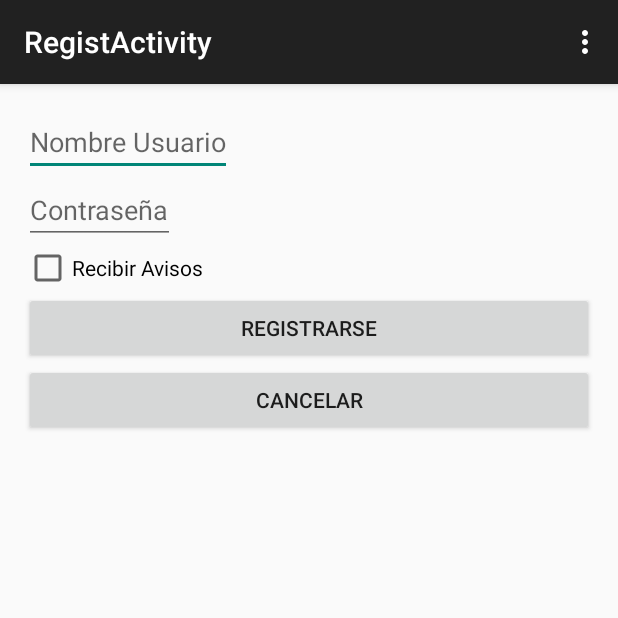
After one commit to davidramirez/DAS_Grupo, an Android app: the SignInActivity screen opened directly, with no data from a screen before it, on a phone screen of 412 x 824 dp, the top half of it. The commit adds this screen. Run offline under Robolectric (Android 15) with nearby library versions, the phone set to English and light mode, and no system bars.

Commit message:
Creada actividad de registro, falta la lógica para conseguir el regid y para enviar los datos al servidor

```diff
--- /dev/null
+++ b/app/src/main/java/org/das/das_grupo/SignInActivity.java
@@ -0,0 +1,75 @@
+package org.das.das_grupo;
+
+import android.support.v7.app.ActionBarActivity;
+import android.os.Bundle;
+import android.view.Menu;
+import android.view.MenuItem;
+import android.view.View;
+import android.widget.Button;
+import android.widget.CheckBox;
+import android.widget.EditText;
+
+
+public class SignInActivity extends ActionBarActivity {
+
+    private Button cancelar,registrarse;
+    private EditText nombre,contrasena;
+    private CheckBox avisos;
+
+    private String nomb,contra;
+    private boolean avis = false;
+
+    @Override
+    protected void onCreate(Bundle savedInstanceState) {
+        super.onCreate(savedInstanceState);
+        setContentView(R.layout.activity_sign_in);
+
+        cancelar = (Button) findViewById(R.id.btCancelarSing);
+        registrarse = (Button) findViewById(R.id.btSingInSing);
+
+        nombre =(EditText) findViewById(R.id.usuarioSing);
+        contrasena = (EditText) findViewById(R.id.contrasenaSing);
+
+        avisos = (CheckBox) findViewById(R.id.checkAvisosSing);
+
+        cancelar.setOnClickListener(new View.OnClickListener() {
+            @Override
+            public void onClick(View v) {
+                finish();
+            }
+        });
+
+        registrarse.setOnClickListener(new View.OnClickListener() {
+            @Override
+            public void onClick(View v) {
+                avis = avisos.isChecked();
+                nomb = String.valueOf(nombre.getText());
+                contra = String.valueOf(contrasena.getText());
+
+
+            }
+        });
+    }
+
+    @Override
+    public boolean onCreateOptionsMenu(Menu menu) {
+        // Inflate the menu; this adds items to the action bar if it is present.
+        getMenuInflater().inflate(R.menu.menu_regist, menu);
+        return true;
+    }
+
+    @Override
+    public boolean onOptionsItemSelected(MenuItem item) {
+        // Handle action bar item clicks here. The action bar will
+        // automatically handle clicks on the Home/Up button, so long
+        // as you specify a parent activity in AndroidManifest.xml.
+        int id = item.getItemId();
+
+        //noinspection SimplifiableIfStatement
+        if (id == R.id.action_settings) {
+            return true;
+        }
+
+        return super.onOptionsItemSelected(item);
+    }
+}
--- a/app/src/main/java/org/das/das_grupo/packGestores/GestorConexiones.java
+++ b/app/src/main/java/org/das/das_grupo/packGestores/GestorConexiones.java
@@ -75,7 +75,7 @@ public class GestorConexiones {
 
         ArrayList<NameValuePair> parametros = new ArrayList<NameValuePair>();
         parametros.add(new BasicNameValuePair("nombre", nombre));
-        parametros.add(new BasicNameValuePair("contrasena", contrasena));
+        parametros.add(new BasicNameValuePair("contrasena", toSha512(contrasena)));
 
 
 
@@ -176,4 +176,7 @@ public class GestorConexiones {
         return output;
     }
 
+    public Integer SingInUser(String nombre, String contra) {
+        return null;
+    }
 }
--- a/app/src/main/res/layout/activity_login.xml
+++ b/app/src/main/res/layout/activity_login.xml
@@ -11,12 +11,13 @@
     android:layout_height="fill_parent"
     android:orientation="vertical">
 
-    <EditText android:text="@string/nUsuario" android:layout_width="wrap_content"
+    <EditText android:hint="@string/nUsuario" android:layout_width="wrap_content"
         android:layout_height="wrap_content"
         android:id = "@+id/usuarioLog"/>
 
-    <EditText android:text="@string/contrasena" android:layout_width="wrap_content"
+    <EditText android:hint="@string/contrasena" android:layout_width="wrap_content"
         android:layout_height="wrap_content"
+        android:inputType="textPassword"
         android:id = "@+id/contrasenaLog"/>
 
     <Button
--- /dev/null
+++ b/app/src/main/res/layout/activity_sign_in.xml
@@ -0,0 +1,44 @@
+<ScrollView xmlns:android="http://schemas.android.com/apk/res/android"
+    xmlns:tools="http://schemas.android.com/tools" android:layout_width="match_parent"
+    android:layout_height="match_parent" android:paddingLeft="@dimen/activity_horizontal_margin"
+    android:paddingRight="@dimen/activity_horizontal_margin"
+    android:paddingTop="@dimen/activity_vertical_margin"
+    android:paddingBottom="@dimen/activity_vertical_margin"
+    tools:context="org.das.das_grupo.SignInActivity">
+
+
+    <LinearLayout
+        android:layout_width="fill_parent"
+        android:layout_height="fill_parent"
+        android:orientation="vertical">
+
+        <EditText android:hint="@string/nUsuario" android:layout_width="wrap_content"
+            android:layout_height="wrap_content"
+            android:id = "@+id/usuarioSing"/>
+
+        <EditText android:hint="@string/contrasena" android:layout_width="wrap_content"
+            android:layout_height="wrap_content"
+            android:inputType="textPassword"
+            android:id = "@+id/contrasenaSing"/>
+
+        <CheckBox
+            android:layout_width="wrap_content"
+            android:layout_height="wrap_content"
+            android:text="Recibir Avisos"
+            android:id="@+id/checkAvisosSing" />
+
+        <Button
+            android:id="@+id/btSingInSing"
+            android:layout_width="match_parent"
+            android:layout_height="wrap_content"
+            android:text="@string/registrarse" />
+
+        <Button
+            android:id="@+id/btCancelarSing"
+            android:layout_width="match_parent"
+            android:layout_height="wrap_content"
+            android:text="@string/cancelar" />
+
+    </LinearLayout>
+
+</ScrollView>
--- /dev/null
+++ b/app/src/main/res/menu/menu_regist.xml
@@ -0,0 +1,6 @@
+<menu xmlns:android="http://schemas.android.com/apk/res/android"
+    xmlns:app="http://schemas.android.com/apk/res-auto"
+    xmlns:tools="http://schemas.android.com/tools" tools:context="org.das.das_grupo.SignInActivity">
+    <item android:id="@+id/action_settings" android:title="@string/action_settings"
+        android:orderInCategory="100" app:showAsAction="never" />
+</menu>
--- a/app/src/main/res/values/strings.xml
+++ b/app/src/main/res/values/strings.xml
@@ -9,4 +9,6 @@
     <string name="registrarse">Registrarse</string>
     <string name="login">Log In</string>
     <string name="errorLogin">El usuario o la contraseña son erroneos</string>
+    <string name="title_activity_regist">RegistActivity</string>
+    <string name="cancelar">Cancelar</string>
 </resources>
```
Also changed, not shown: app/src/main/AndroidManifest.xml (+8 -1 lines), app/src/main/java/org/das/das_grupo/LoginActivity.java (+15 -14 lines).
